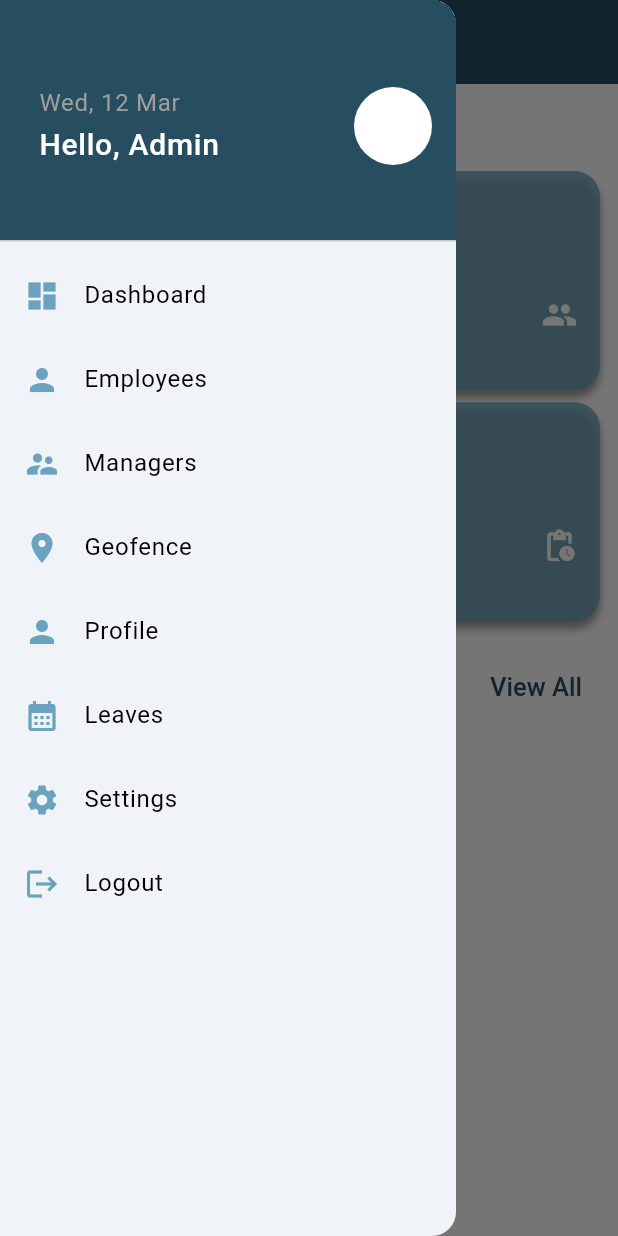
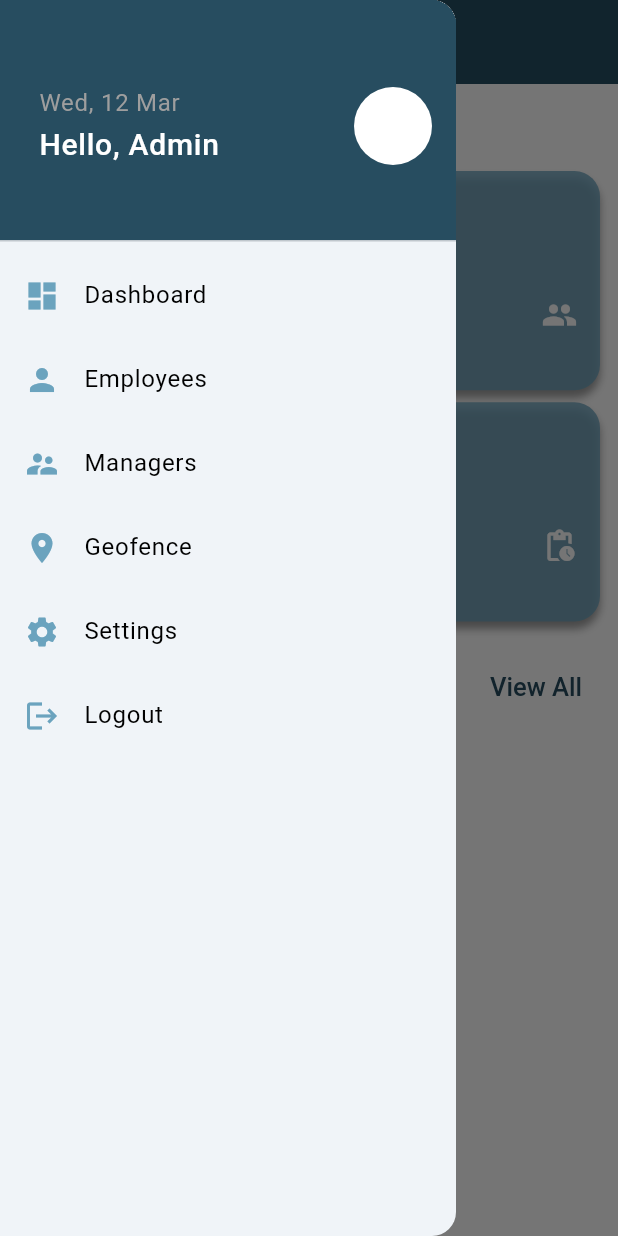
Before and after one commit to noura2tarek/gps-attendance-system, a Flutter app: the AdminHome screen opened by its route, with the side drawer open, on a phone screen of 412 x 824 dp. Run offline on Flutter 3.47's test engine with Material 3 defaults, Android fonts, the phone set to English and light mode, and no system bars; our stand-ins replace bloc, calendar_timeline, cloud_firestore, equatable, firebase_auth, firebase_core and 5 more; accounts and stored records are empty; generated files the repository leaves out were written again; Roboto replaces fonts that are missing (Lora); statements that could not run were skipped.

Commit message:
Edit dashboard drawer

```diff
--- a/lib/app/view/app.dart
+++ b/lib/app/view/app.dart
@@ -23,9 +23,7 @@ import 'package:gps_attendance_system/presentation/screens/admin_dashboard/users
 import 'package:gps_attendance_system/presentation/screens/auth/add_user_page.dart';
 import 'package:gps_attendance_system/presentation/screens/auth/login_page.dart';
 import 'package:gps_attendance_system/presentation/screens/home/check_in.dart';
-import 'package:gps_attendance_system/presentation/screens/leaves/leaves_page.dart';
 import 'package:gps_attendance_system/presentation/screens/leaves/request_leave_Page.dart';
-import 'package:gps_attendance_system/presentation/screens/profile/profile.dart';
 import 'package:gps_attendance_system/presentation/screens/user_layout/home_layout.dart';
 
 class App extends StatelessWidget {
@@ -103,10 +101,6 @@ Route<dynamic>? onGenerateRoute(RouteSettings settings) {
       return MaterialPageRoute(
         builder: (context) => const PendingApprovalsPage(),
       );
-    case AppRoutes.leaves:
-      return MaterialPageRoute(
-        builder: (context) => const LeavesPage(),
-      );
     case AppRoutes.requestLeave:
       return MaterialPageRoute(
         builder: (context) => const ApplyLeaveScreen(),
@@ -126,8 +120,6 @@ Route<dynamic>? onGenerateRoute(RouteSettings settings) {
       );
     case AppRoutes.homeLayoutRoute:
       return FadePageTransition(page: const HomeLayout());
-    case AppRoutes.profile:
-      return FadePageTransition(page: const ProfilePage());
     default:
       return FadePageTransition(page: const HomeLayout());
   }
--- a/lib/presentation/screens/admin_dashboard/admin_home.dart
+++ b/lib/presentation/screens/admin_dashboard/admin_home.dart
@@ -58,24 +58,20 @@ class AdminHome extends StatelessWidget {
     AppStrings.pendingApprovals,
   ];
 
-  final List<String> headerTitles = [
+  final List<String> drawerTitles = [
     AppStrings.dashboard,
     AppStrings.employees,
     AppStrings.managers,
     AppStrings.geofence,
-    AppStrings.profile,
-    AppStrings.leaves,
     AppStrings.settings,
     AppStrings.logout,
   ];
 
-  final List<IconData> headerIcons = [
+  final List<IconData> drawerIcons = [
     Icons.dashboard,
     Icons.person,
     Icons.supervisor_account,
     Icons.location_on,
-    Icons.person,
-    Icons.calendar_month,
     Icons.settings,
     Icons.logout,
   ];
@@ -156,13 +152,13 @@ class AdminHome extends StatelessWidget {
             // Dashboard list tiles
             // closes the drawer if the required page is opened
             ...List.generate(
-              headerTitles.length,
+              drawerTitles.length,
               (index) {
                 return CustomListTile(
                   isUser: false,
-                  title: headerTitles[index],
+                  title: drawerTitles[index],
                   leadingWidget: Icon(
-                    headerIcons[index],
+                    drawerIcons[index],
                   ),
                   onTap: () {
                     if (index == 0) {
@@ -186,10 +182,6 @@ class AdminHome extends StatelessWidget {
                     } else if (index == 3) {
                       Navigator.pushNamed(context, AppRoutes.geofence);
                     } else if (index == 4) {
-                      Navigator.pushNamed(context, AppRoutes.profile);
-                    } else if (index == 5) {
-                      Navigator.pushNamed(context, AppRoutes.leaves);
-                    } else if (index == 6) {
                       Navigator.pushNamed(context, AppRoutes.settings);
                     } else {
                       // log out logic here
```
